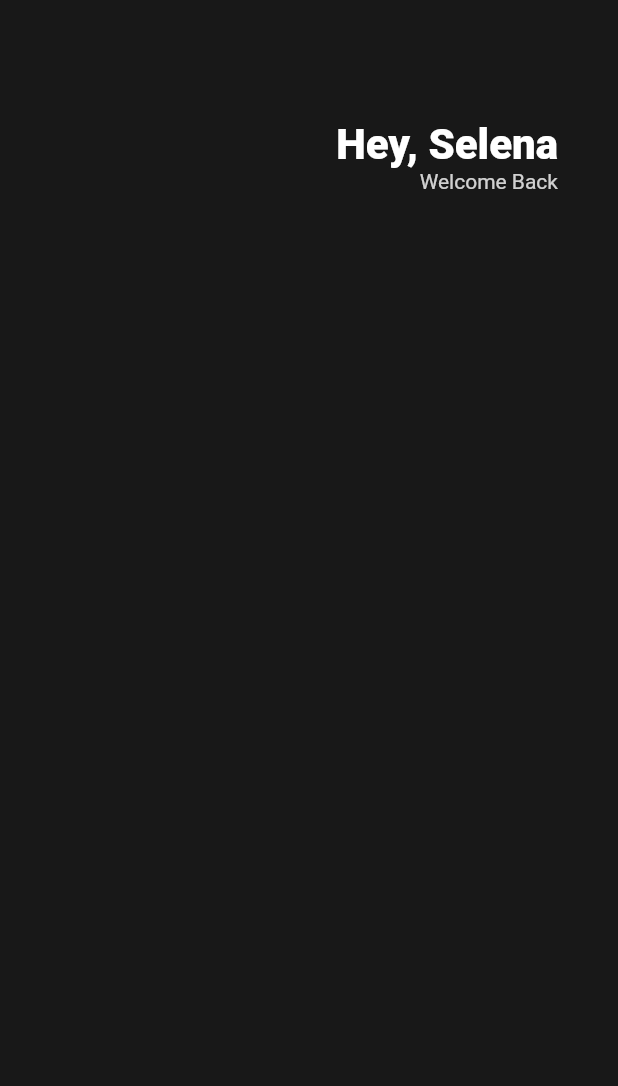
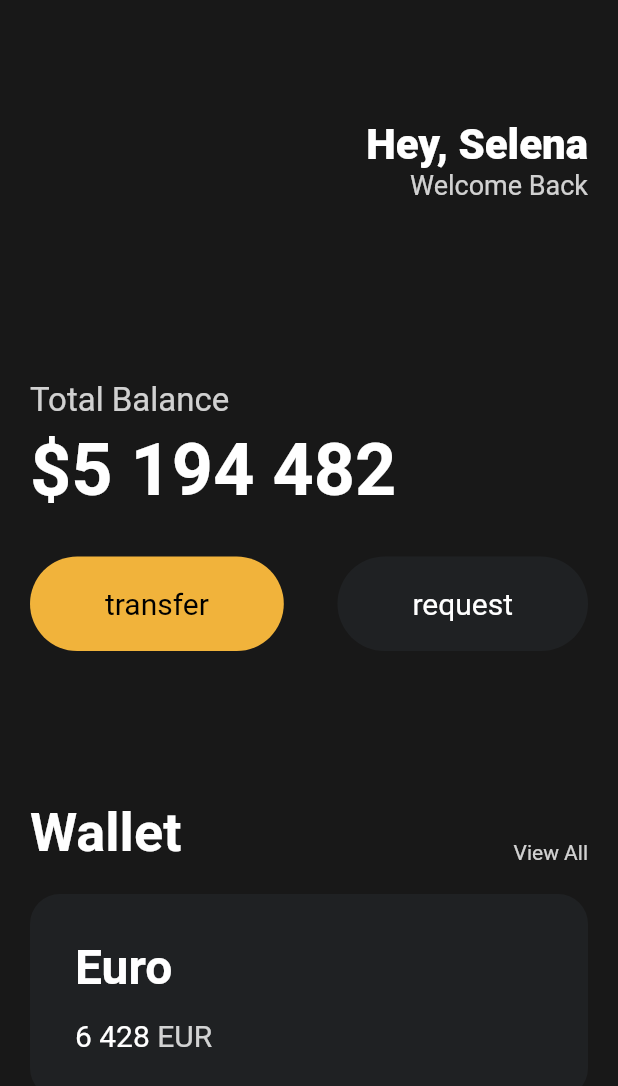
Before and after one commit to sebin4548/flutterapp, a Flutter app: the screen it shows after launch, on a phone screen of 412 x 824 dp. Shown: the top 1086 px of the screen. Run offline on Flutter 3.47's test engine with Material 2 defaults, Android fonts, the phone set to English and light mode, and no system bars.

Commit message:
ui designing

```diff
--- a/lib/main.dart
+++ b/lib/main.dart
@@ -1,25 +1,29 @@
 import 'package:flutter/material.dart';
+import 'package:toonflix/widgets/button.dart';
 
 void main() {
-  runApp(App());
+  runApp(const App());
 }
 
 class App extends StatelessWidget {
+  const App({super.key});
+
   @override
   Widget build(BuildContext context) {
     return MaterialApp(
       home: Scaffold(
-        backgroundColor: Color(0xFF181818),
+        backgroundColor: const Color(0xFF181818),
         body: Padding(
-            padding: EdgeInsets.symmetric(
-              horizontal: 40,
+            padding: const EdgeInsets.symmetric(
+              horizontal: 20,
             ),
             child: Column(
+              crossAxisAlignment: CrossAxisAlignment.start,
               children: [
-                SizedBox(
+                const SizedBox(
                   height: 80,
                 ),
-                Row(
+                const Row(
                   mainAxisAlignment: MainAxisAlignment.end,
                   children: [
                     Column(
@@ -36,11 +40,130 @@
                         Text("Welcome Back",
                             style: TextStyle(
                               color: Color.fromRGBO(255, 255, 255, 0.8),
+                              fontSize: 18,
                             )),
                       ],
                     )
                   ],
-                )
+                ),
+                const SizedBox(
+                  height: 120,
+                ),
+                const Text(
+                  'Total Balance',
+                  style: TextStyle(
+                    color: Color.fromRGBO(255, 255, 255, 0.8),
+                    fontSize: 22,
+                  ),
+                ),
+                const SizedBox(
+                  height: 5,
+                ),
+                const Text(
+                  '\$5 194 482',
+                  style: TextStyle(
+                    fontSize: 48,
+                    fontWeight: FontWeight.w600,
+                    color: Colors.white,
+                  ),
+                ),
+                const SizedBox(
+                  height: 30,
+                ),
+                const Row(
+                  mainAxisAlignment: MainAxisAlignment.spaceBetween,
+                  children: [
+                    Button(
+                      text: "transfer",
+                      bgColor: Color(0xFFF1B33B),
+                      textColor: Colors.black,
+                    ),
+                    Button(
+                      text: "request",
+                      bgColor: Color(0xFF1F2123),
+                      textColor: Colors.white,
+                    ),
+                  ],
+                ),
+                const SizedBox(
+                  height: 100,
+                ),
+                Row(
+                    mainAxisAlignment: MainAxisAlignment.spaceBetween,
+                    crossAxisAlignment: CrossAxisAlignment.end,
+                    children: [
+                      const Text(
+                        'Wallet',
+                        style: TextStyle(
+                          color: Colors.white,
+                          fontSize: 36,
+                          fontWeight: FontWeight.w600,
+                        ),
+                      ),
+                      Text(
+                        'View All',
+                        style: TextStyle(
+                          color: Colors.white.withOpacity(0.8),
+                          // color: Colors.white.withOpacity(0.8),
+                        ),
+                      ),
+                    ]),
+                const SizedBox(
+                  height: 20,
+                ),
+                Container(
+                  decoration: BoxDecoration(
+                    color: const Color(0xFF1F2123),
+                    borderRadius: BorderRadius.circular(20),
+                  ),
+                  child: Padding(
+                    padding: const EdgeInsets.symmetric(
+                      vertical: 30,
+                      horizontal: 30,
+                    ),
+                    child: Row(
+                      children: [
+                        Column(
+                          crossAxisAlignment: CrossAxisAlignment.start,
+                          children: [
+                            const Text(
+                              'Euro',
+                              style: TextStyle(
+                                color: Colors.white,
+                                fontSize: 32,
+                                fontWeight: FontWeight.w600,
+                              ),
+                            ),
+                            const SizedBox(
+                              height: 15,
+                            ),
+                            Row(
+                              children: [
+                                const Text(
+                                  '6 428',
+                                  style: TextStyle(
+                                    color: Colors.white,
+                                    fontSize: 20,
+                                  ),
+                                ),
+                                const SizedBox(
+                                  width: 5,
+                                ),
+                                Text(
+                                  'EUR',
+                                  style: TextStyle(
+                                    color: Colors.white.withOpacity(0.8),
+                                    fontSize: 20,
+                                  ),
+                                ),
+                              ],
+                            ),
+                          ],
+                        ),
+                      ],
+                    ),
+                  ),
+                ),
               ],
             )),
       ),
--- /dev/null
+++ b/lib/widgets/button.dart
@@ -0,0 +1,36 @@
+import 'package:flutter/material.dart';
+
+class Button extends StatelessWidget {
+  final String text;
+  final Color bgColor;
+  final Color textColor;
+
+  const Button(
+      {super.key,
+      required this.text,
+      required this.bgColor,
+      required this.textColor});
+  // Button({required this.text, required this.bgColor, required this.textColor})
+
+  @override
+  Widget build(BuildContext context) {
+    return Container(
+      decoration: BoxDecoration(
+        color: bgColor,
+        borderRadius: BorderRadius.circular(45),
+      ),
+      child: Padding(
+          padding: const EdgeInsets.symmetric(
+            vertical: 20,
+            horizontal: 50,
+          ),
+          child: Text(
+            text,
+            style: TextStyle(
+              fontSize: 20,
+              color: textColor,
+            ),
+          )),
+    );
+  }
+}
```
